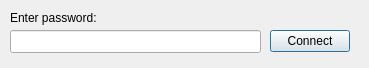
pentix/qjournalctl, file ui/passworddialog.ui: the form before one commit.
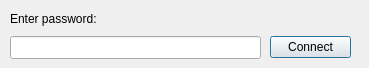
The form after the commit.

Commit message: PasswordDialog: Support custom texts for better explanation when requesting a password

Diff of the .ui file:
```diff
--- a/ui/passworddialog.ui
+++ b/ui/passworddialog.ui
@@ -20,7 +20,7 @@
    <property name="geometry">
     <rect>
      <x>10</x>
-     <y>30</y>
+     <y>36</y>
      <width>251</width>
      <height>23</height>
     </rect>
@@ -39,21 +39,24 @@
    <property name="geometry">
     <rect>
      <x>10</x>
-     <y>10</y>
-     <width>101</width>
-     <height>16</height>
+     <y>5</y>
+     <width>341</width>
+     <height>27</height>
     </rect>
    </property>
    <property name="text">
     <string>Enter password:</string>
    </property>
+   <property name="alignment">
+    <set>Qt::AlignLeading|Qt::AlignLeft|Qt::AlignVCenter</set>
+   </property>
   </widget>
   <widget class="QPushButton" name="acceptButton">
    <property name="geometry">
     <rect>
      <x>270</x>
-     <y>30</y>
-     <width>80</width>
+     <y>36</y>
+     <width>81</width>
      <height>22</height>
     </rect>
    </property>
```
Left out of the diff: 2 changed lines with no effect on the pictures. The commit also changes 2 other files.
